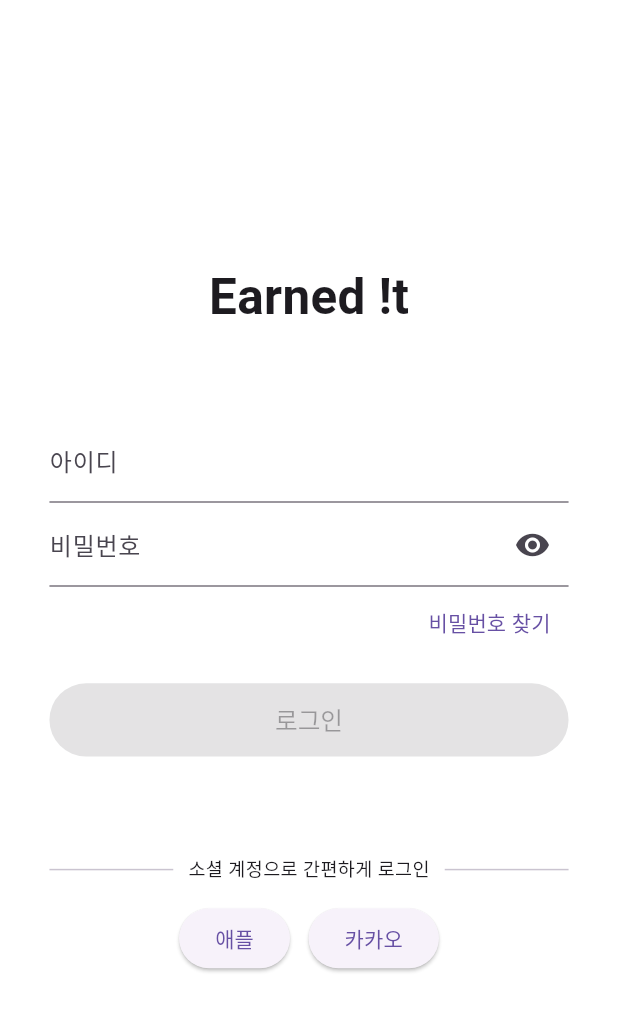
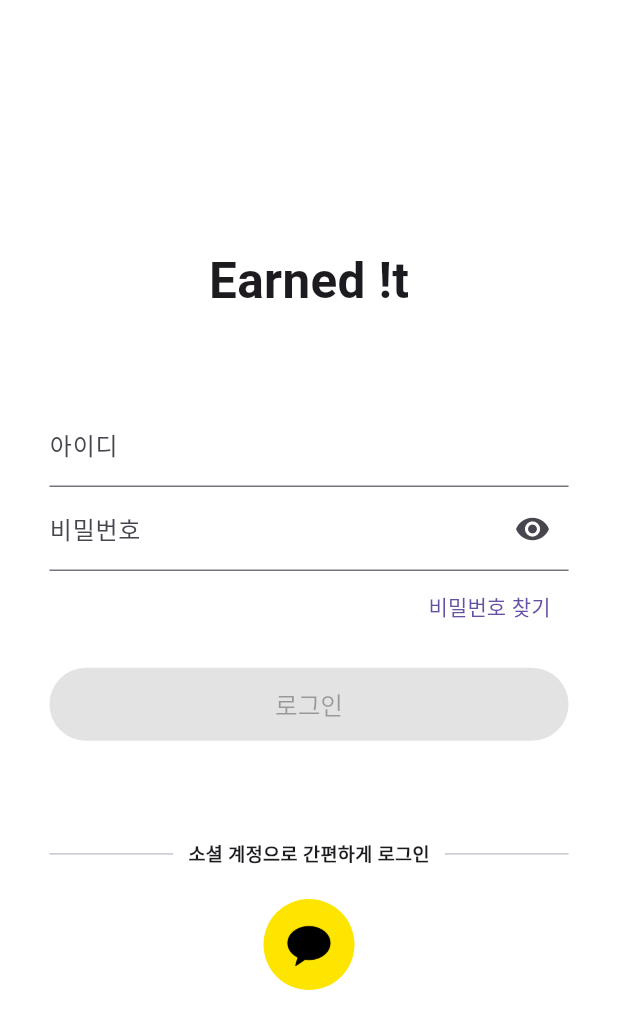
Before and after one commit to EarnedIt-team/Earned-It-Front, a Flutter app: the LoginView screen opened by its route, on a phone screen of 412 x 824 dp. Shown: the top 1029 px of the screen. Run offline on Flutter 3.47's test engine with Material 3 defaults, Android fonts, the phone set to English and light mode, and no system bars; our stand-ins replace flutter_riverpod, freezed_annotation, go_router, sign_in_with_apple, toastification; Roboto replaces fonts that are missing (Mainfonts).

Commit message:
[Design] : login - SNS 로그인 버튼 변경 외 1 #9
- (임시) 애플로그인은 IOS 한정으로만 가능

```diff
--- a/lib/services/login/apple_login_service.dart
+++ b/lib/services/login/apple_login_service.dart
@@ -10,7 +10,8 @@ class AppleLoginService {
           AppleIDAuthorizationScopes.email, // 이메일
           // AppleIDAuthorizationScopes.fullName, // 이름은 사용하지 않음
         ],
-        // Web에서 실행시 필요
+        // (Android & Web)에서 실행 시 필요.
+        // Android 같은 경우에는, 백앤드 서버 콜백이 필요로 하기 때문
         // webAuthenticationOptions:
         //     kIsWeb
         //         ? WebAuthenticationOptions(
--- a/lib/views/login/login_view.dart
+++ b/lib/views/login/login_view.dart
@@ -1,3 +1,5 @@
+import 'dart:io';
+
 import 'package:earned_it/config/design.dart';
 import 'package:earned_it/view_models/login_provider.dart'; // import 경로 확인
 import 'package:flutter/material.dart';
@@ -124,31 +126,68 @@ class LoginView extends ConsumerWidget {
                                         "소셜 계정으로 간편하게 로그인",
                                         style: TextStyle(
                                           fontSize: context.smallFont,
+                                          fontWeight: FontWeight.bold,
                                         ),
                                       ),
                                     ),
                                     const Expanded(child: Divider()),
                                   ],
                                 ),
-                                SizedBox(height: context.height(0.015)),
-                                // 애플, 카카오
+                                SizedBox(height: context.height(0.025)),
+                                // apple, kakao button
                                 Row(
+                                  spacing: context.height(0.025),
                                   mainAxisAlignment: MainAxisAlignment.center,
                                   children: <Widget>[
-                                    ElevatedButton(
-                                      onPressed:
-                                          () => loginNotifier.signInWithApple(
-                                            context,
+                                    // apple button
+                                    // 25.07.21 애플 로그인은 IOS 한정
+                                    if (Platform.isIOS)
+                                      ElevatedButton(
+                                        onPressed:
+                                            () => loginNotifier.signInWithApple(
+                                              context,
+                                            ),
+                                        style: ElevatedButton.styleFrom(
+                                          backgroundColor: Colors.white,
+                                          foregroundColor: Colors.black,
+                                          elevation: 0,
+                                          shape: const CircleBorder(),
+                                          padding: EdgeInsets.zero,
+                                          minimumSize: Size.fromRadius(
+                                            context.height(0.025),
                                           ),
-                                      child: const Text("애플"),
-                                    ),
-                                    SizedBox(width: context.height(0.015)),
+                                        ),
+                                        child: ClipOval(
+                                          child: Image.asset(
+                                            'assets/images/apple_login_light.png',
+                                            fit: BoxFit.cover,
+                                            scale: context.height(0.006),
+                                          ),
+                                        ),
+                                      ),
+                                    // kakao button
                                     ElevatedButton(
                                       onPressed:
                                           () => loginNotifier.signInWithKakao(
                                             context,
                                           ),
-                                      child: const Text("카카오"),
+                                      style: ElevatedButton.styleFrom(
+                                        backgroundColor: Colors.white,
+                                        foregroundColor: Colors.black,
+                                        elevation: 0,
+                                        shape: const CircleBorder(),
+                                        padding: EdgeInsets.zero,
+                                        minimumSize: Size.fromRadius(
+                                          context.height(0.025),
+                                        ),
+                                      ),
+                                      child: ClipOval(
+                                        child: Image.asset(
+                                          'assets/images/kakao_login.png',
+                                          fit: BoxFit.cover,
+                                          scale: context.height(0.006),
+                                        ),
+                                      ),
                                     ),
                                   ],
                                 ),
--- a/pubspec.yaml
+++ b/pubspec.yaml
@@ -32,6 +32,9 @@ flutter:
 
   assets:
     - assets/images/time.png
+    - assets/images/kakao_login.png
+    - assets/images/apple_login_light.png
+    - assets/images/apple_login_dark.png
 
   fonts:
     - family: Mainfonts
```
Also changed, not shown: assets/images/apple_login_dark.png (added), assets/images/apple_login_light.png (added), assets/images/kakao_login.png (added).
